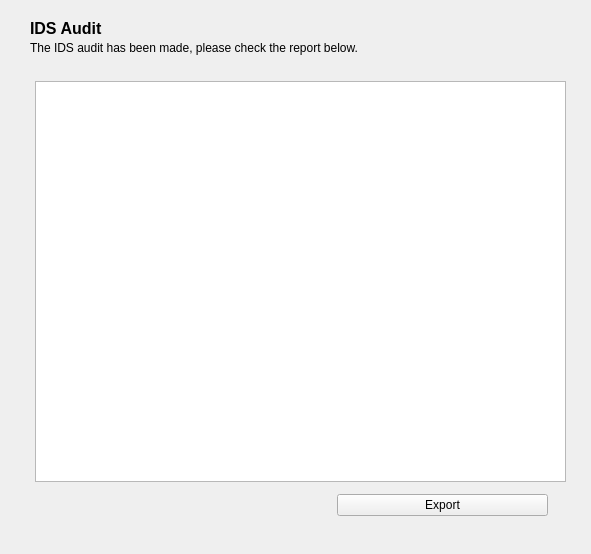
This is GUI_Windows/idsEditor_audit.ui in ivanfelipeib/Masterarbeit as Qt 5 draws it before an edit. The edited form follows.
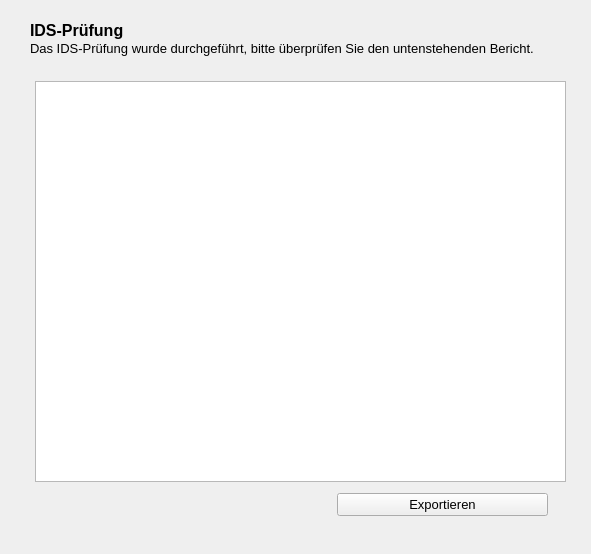
This is the edited form.

The edit to the form file:
```diff
--- a/GUI_Windows/idsEditor_audit.ui
+++ b/GUI_Windows/idsEditor_audit.ui
@@ -20,7 +20,7 @@
       <x>30</x>
       <y>20</y>
       <width>101</width>
-      <height>16</height>
+      <height>21</height>
      </rect>
     </property>
     <property name="font">
@@ -32,7 +32,7 @@
      </font>
     </property>
     <property name="text">
-     <string>IDS Audit</string>
+     <string>IDS-Prüfung</string>
     </property>
    </widget>
    <widget class="QLabel" name="lbl_text1">
@@ -44,8 +44,13 @@
       <height>16</height>
      </rect>
     </property>
+    <property name="font">
+     <font>
+      <pointsize>10</pointsize>
+     </font>
+    </property>
     <property name="text">
-     <string>The IDS audit has been made, please check the report below.</string>
+     <string>Das IDS-Prüfung wurde durchgeführt, bitte überprüfen Sie den untenstehenden Bericht.</string>
     </property>
    </widget>
    <widget class="QWidget" name="layoutWidget">
@@ -60,8 +65,13 @@
     <layout class="QHBoxLayout" name="horizontalLayout">
      <item>
       <widget class="QPushButton" name="btn_export">
+       <property name="font">
+        <font>
+         <pointsize>10</pointsize>
+        </font>
+       </property>
        <property name="text">
-        <string>Export</string>
+        <string>Exportieren</string>
        </property>
       </widget>
      </item>
```
